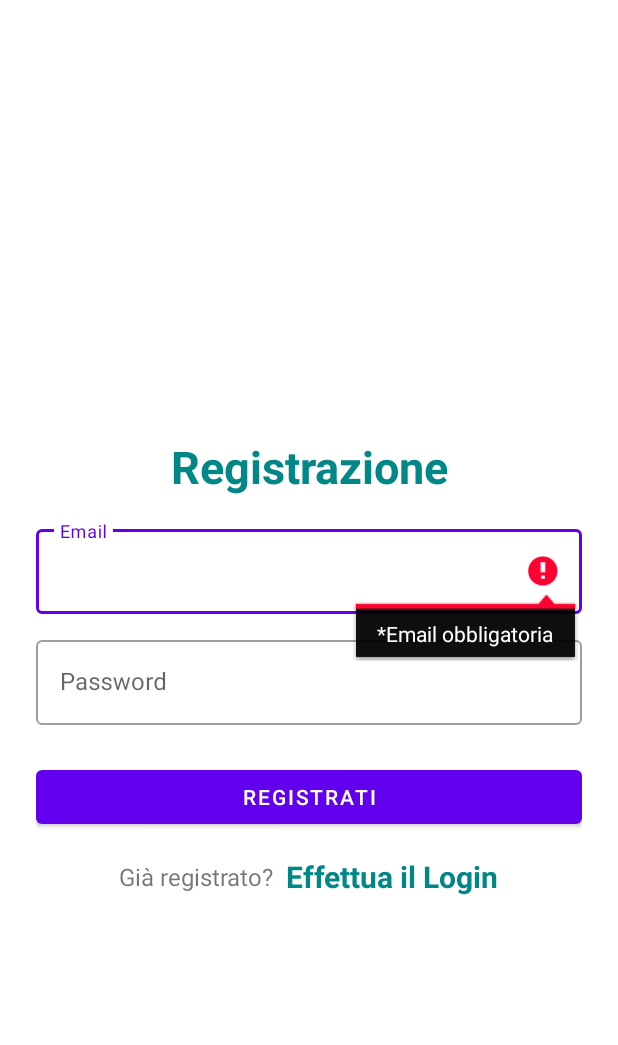
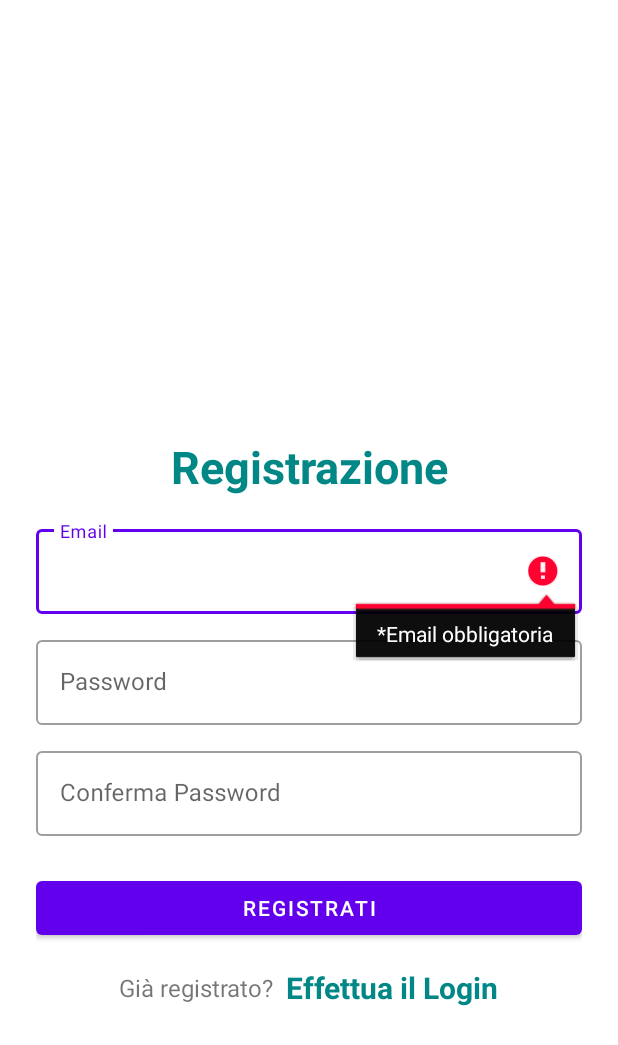
Before and after one commit to AsseLecceBari/AnimalApp, an Android app: the RegisterActivity screen opened directly, with no data from a screen before it, after a tap on "REGISTRATI", on a phone screen of 412 x 824 dp. Shown: the top 1045 px of the screen. Run offline under Robolectric (Android 15) with nearby library versions, the phone set to English and light mode, and no system bars; our stand-ins replace Firebase (no records; nobody signed in at launch, a user with empty details on screens opened directly).

Commit message:
Aggiunta confermaPassword in registrazione

```diff
--- a/app/src/main/java/it/uniba/dib/sms2223_2/LoginActivity.java
+++ b/app/src/main/java/it/uniba/dib/sms2223_2/LoginActivity.java
@@ -61,7 +61,7 @@ public class LoginActivity extends AppCompatActivity {
                 public void onComplete(@NonNull Task<AuthResult> task) {
                     if (task.isSuccessful()){
                         Toast.makeText(LoginActivity.this, "User logged in successfully", Toast.LENGTH_SHORT).show();
-                        startActivity(new Intent(LoginActivity.this, MainActivity.class));
+                        startActivity(new Intent(getApplicationContext(), MainActivity.class));
                     }else{
                         Toast.makeText(LoginActivity.this, "Log in Error: " + task.getException().getMessage(), Toast.LENGTH_SHORT).show();
                     }
--- a/app/src/main/java/it/uniba/dib/sms2223_2/RegisterActivity.java
+++ b/app/src/main/java/it/uniba/dib/sms2223_2/RegisterActivity.java
@@ -26,6 +26,7 @@ public class RegisterActivity extends AppCompatActivity {
 
     TextInputEditText etRegEmail;
     TextInputEditText etRegPassword;
+    TextInputEditText etRegConfPass;
     TextView tvLoginHere;
     Button btnRegister;
 
@@ -39,6 +40,7 @@ public class RegisterActivity extends AppCompatActivity {
 
         etRegEmail = findViewById(R.id.etRegEmail);
         etRegPassword = findViewById(R.id.etRegPass);
+        etRegConfPass=findViewById(R.id.etRegConfPass);
         tvLoginHere = findViewById(R.id.tvLoginHere);
         btnRegister = findViewById(R.id.btnRegister);
 
@@ -57,6 +59,7 @@ public class RegisterActivity extends AppCompatActivity {
     private void createUser(){
         String email = etRegEmail.getText().toString();
         String password = etRegPassword.getText().toString();
+        String confPassword= etRegConfPass.getText().toString();
         String telefono="";
         Map<String,String> indirizzo = new HashMap<>();
         int ruolo=0;
@@ -64,9 +67,17 @@ public class RegisterActivity extends AppCompatActivity {
         if (TextUtils.isEmpty(email)){
             etRegEmail.setError("*Email obbligatoria");
             etRegEmail.requestFocus();
-        }else if (TextUtils.isEmpty(password)){
+        }else if (TextUtils.isEmpty(password)) {
             etRegPassword.setError("*Password obbligatoria");
             etRegPassword.requestFocus();
+        }
+        else if (TextUtils.isEmpty(confPassword)){
+            etRegConfPass.setError("*Password obbligatoria");
+            etRegConfPass.requestFocus();
+        }
+        else if(!confPassword.equals(password)){
+            etRegConfPass.setError("Le password non combaciano");
+            etRegConfPass.requestFocus();
         }else{
            create(email,password);
         }
--- a/app/src/main/res/layout/activity_register.xml
+++ b/app/src/main/res/layout/activity_register.xml
@@ -22,16 +22,16 @@
         android:layout_gravity="center"
         android:layout_marginTop="25dp">
 
+
         <TextView
             android:layout_width="match_parent"
             android:layout_height="wrap_content"
+            android:layout_marginVertical="16dp"
+            android:gravity="center_horizontal"
             android:text="Registrazione"
+            android:textColor="@color/teal_700"
             android:textSize="30sp"
-            android:textStyle="bold"
-            android:textColor="@color/teal_700"
-            android:gravity="center_horizontal"
-            android:layout_marginVertical="16dp"/>
-
+            android:textStyle="bold" />
 
         <com.google.android.material.textfield.TextInputLayout
             android:layout_width="match_parent"
@@ -58,6 +58,20 @@
                 android:layout_width="match_parent"
                 android:layout_height="wrap_content"
                 android:hint="Password"
+                android:inputType="textPassword"/>
+        </com.google.android.material.textfield.TextInputLayout>
+
+        <com.google.android.material.textfield.TextInputLayout
+            android:layout_width="match_parent"
+            style="@style/Widget.MaterialComponents.TextInputLayout.OutlinedBox"
+            android:layout_height="wrap_content"
+            android:layout_marginTop="12dp">
+
+            <com.google.android.material.textfield.TextInputEditText
+                android:id="@+id/etRegConfPass"
+                android:layout_width="match_parent"
+                android:layout_height="wrap_content"
+                android:hint="Conferma Password"
                 android:inputType="textPassword"/>
         </com.google.android.material.textfield.TextInputLayout>
 
```
